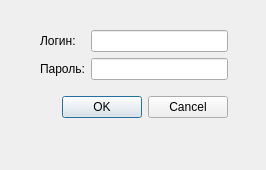
Qt form UI/register.ui (Klef99/yandexlyceum-pyqt) before a commit.
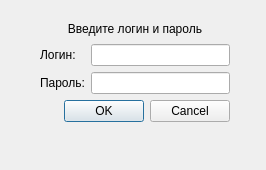
The same form after that commit. Icons and pictures are not drawn.

What changed in the file:
```diff
--- a/UI/register.ui
+++ b/UI/register.ui
@@ -22,10 +22,22 @@
     <rect>
      <x>40</x>
      <y>20</y>
-     <width>188</width>
-     <height>110</height>
+     <width>190</width>
+     <height>102</height>
     </rect>
    </property>
+   <layout class="QVBoxLayout" name="verticalLayout_4">
+    <item>
+     <widget class="QLabel" name="status">
+      <property name="text">
+       <string>Введите логин и пароль</string>
+      </property>
+      <property name="alignment">
+       <set>Qt::AlignCenter</set>
+      </property>
+     </widget>
+    </item>
+    <item>
    <layout class="QVBoxLayout" name="verticalLayout_3">
     <item>
      <layout class="QHBoxLayout" name="horizontalLayout">
@@ -53,7 +65,11 @@
          <widget class="QLineEdit" name="lineEdit"/>
         </item>
         <item>
-         <widget class="QLineEdit" name="lineEdit_2"/>
+           <widget class="QLineEdit" name="pass_text">
+            <property name="echoMode">
+             <enum>QLineEdit::Password</enum>
+            </property>
+           </widget>
         </item>
        </layout>
       </item>
@@ -68,6 +84,8 @@
        <set>QDialogButtonBox::Cancel|QDialogButtonBox::Ok</set>
       </property>
      </widget>
+      </item>
+     </layout>
     </item>
    </layout>
   </widget>
```
Left out of the diff: 2 changed lines with no effect on the pictures. Lines whose indentation alone changed are shown as unchanged.
